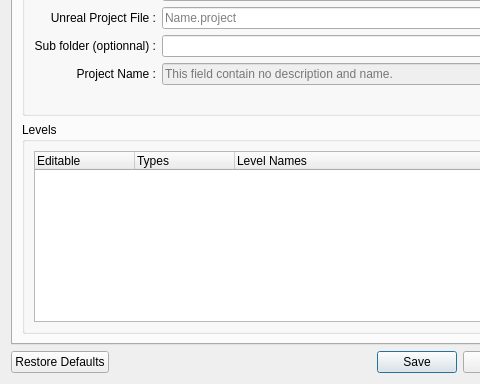
Before: the Qt Designer form BatchLightUE4/Views/Dial_SetupTab.ui in stilobique/BBlue, drawn with Qt 5; both pictures show x 0 to 480 and y 96 to 480 of the 640 by 480 pixel window.
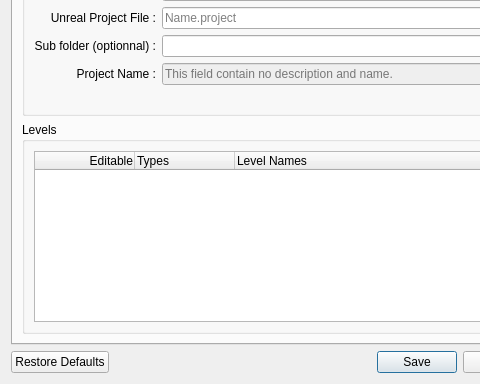
After: the same form once the commit is applied. Icons and pictures are not drawn.

The edit to the form file:
```diff
--- a/BatchLightUE4/Views/Dial_SetupTab.ui
+++ b/BatchLightUE4/Views/Dial_SetupTab.ui
@@ -158,6 +158,9 @@
                    <property name="text">
                     <string>Editable</string>
                    </property>
+                   <property name="textAlignment">
+                    <set>AlignTrailing|AlignVCenter</set>
+                   </property>
                   </column>
                   <column>
                    <property name="text">
```
Left out of the diff: 12 changed lines with no effect on the pictures.
